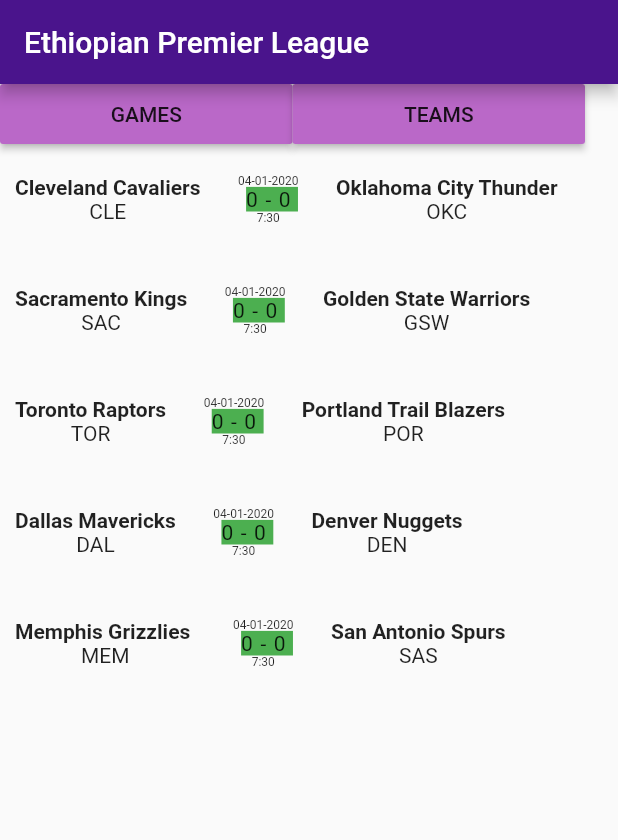
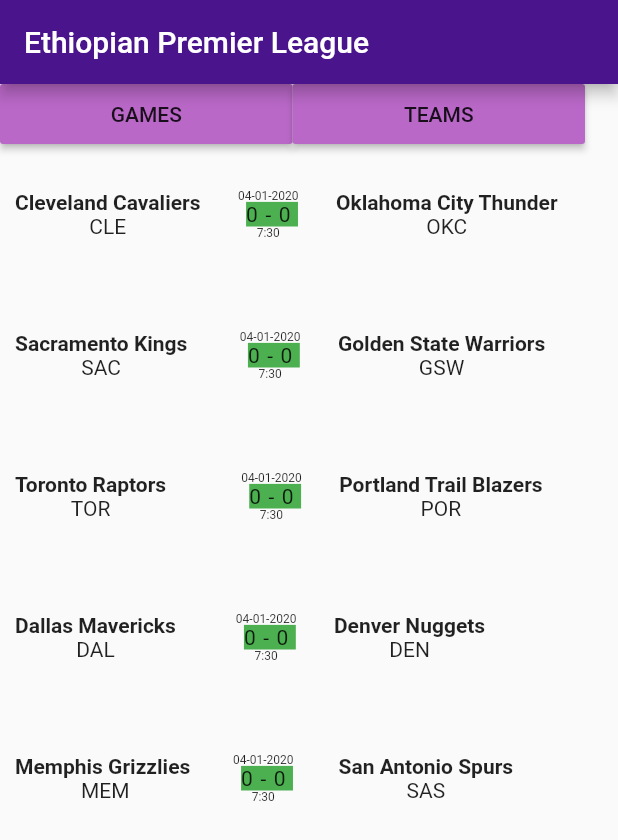
Before and after one commit to tinatib/flutter_app, a Flutter app: the screen it shows after launch, on a phone screen of 412 x 824 dp. Shown: the top 840 px of the screen. Run offline on Flutter 3.47's test engine with Material 2 defaults, Android fonts, the phone set to English and light mode, and no system bars.

Commit message:
changes in the ui

```diff
--- a/lib/main.dart
+++ b/lib/main.dart
@@ -65,7 +65,7 @@ class _MyAppState extends State<MyApp> {
               ],
             ),
             Padding(
-              padding: const EdgeInsets.fromLTRB(5, 20, 5, 20),
+              padding: const EdgeInsets.fromLTRB(5, 30, 5, 30),
               child: Row(
                 children: [
                   Padding(
@@ -108,7 +108,7 @@ class _MyAppState extends State<MyApp> {
             ),
 
             Padding(
-              padding: const EdgeInsets.fromLTRB(5, 20, 5, 20),
+              padding: const EdgeInsets.fromLTRB(5, 30, 5, 30),
               child: Row(
                 children: [
                   Padding(
@@ -122,7 +122,7 @@ class _MyAppState extends State<MyApp> {
                     ),
                   ),
                   SizedBox(
-                    width: 25,
+                    width: 35,
                   ),
                   Column(
                     children: [
@@ -149,7 +149,7 @@ class _MyAppState extends State<MyApp> {
             ),
 
             Padding(
-              padding: const EdgeInsets.fromLTRB(5, 20, 5, 20),
+              padding: const EdgeInsets.fromLTRB(5, 30, 5, 30),
               child: Row(
                 children: [
                   Padding(
@@ -163,7 +163,7 @@ class _MyAppState extends State<MyApp> {
                     ),
                   ),
                   SizedBox(
-                    width: 25,
+                    width: 50,
                   ),
                   Column(
                     children: [
@@ -190,7 +190,7 @@ class _MyAppState extends State<MyApp> {
             ),
 
             Padding(
-              padding: const EdgeInsets.fromLTRB(5, 20, 5, 20),
+              padding: const EdgeInsets.fromLTRB(5, 30, 5, 30),
               child: Row(
                 children: [
                   Padding(
@@ -204,7 +204,7 @@ class _MyAppState extends State<MyApp> {
                     ),
                   ),
                   SizedBox(
-                    width: 25,
+                    width: 40,
                   ),
                   Column(
                     children: [
@@ -231,7 +231,7 @@ class _MyAppState extends State<MyApp> {
             ),
 
             Padding(
-              padding: const EdgeInsets.fromLTRB(5, 20, 5, 20),
+              padding: const EdgeInsets.fromLTRB(5, 30, 5, 30),
               child: Row(
                 children: [
                   Padding(
@@ -259,7 +259,7 @@ class _MyAppState extends State<MyApp> {
                     ],
                   ),
                   SizedBox(
-                    width: 25,
+                    width: 30,
                   ),
                   Column(
                     children: [
```
